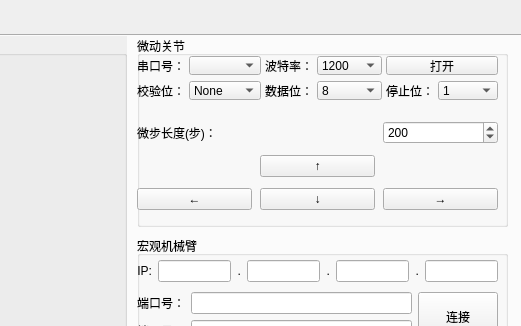
Old version of the form micromanipulator.ui in the repository laolaolaolaji/Liyongxiao_for_image; both pictures show x 445 to 966 and y 0 to 326 of the 966 by 672 pixel window.
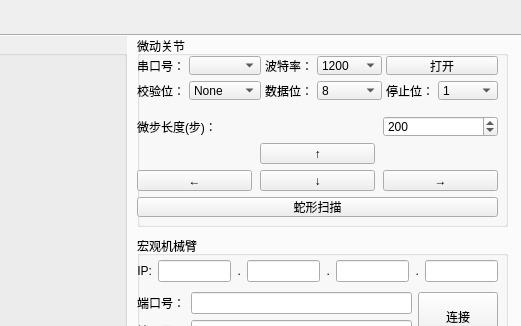
New version of the form.

Commit message: Add micro arm snake scan sequence

The edit to the form file:
```diff
--- a/micromanipulator.ui
+++ b/micromanipulator.ui
@@ -304,7 +304,7 @@
          <height>101</height>
         </rect>
        </property>
-       <layout class="QGridLayout" name="gridLayoutMicroJog" rowstretch="0,0,0" columnstretch="1,1,1">
+       <layout class="QGridLayout" name="gridLayoutMicroJog" rowstretch="0,0,0,0" columnstretch="1,1,1">
         <property name="leftMargin">
          <number>0</number>
         </property>
@@ -365,6 +365,13 @@
           </property>
          </widget>
         </item>
+        <item row="3" column="0" colspan="3">
+         <widget class="QPushButton" name="BtnMicroSnakeScan">
+          <property name="text">
+           <string>蛇形扫描</string>
+          </property>
+         </widget>
+        </item>
        </layout>
       </widget>
      </widget>
```
The commit also changes 2 other files.
